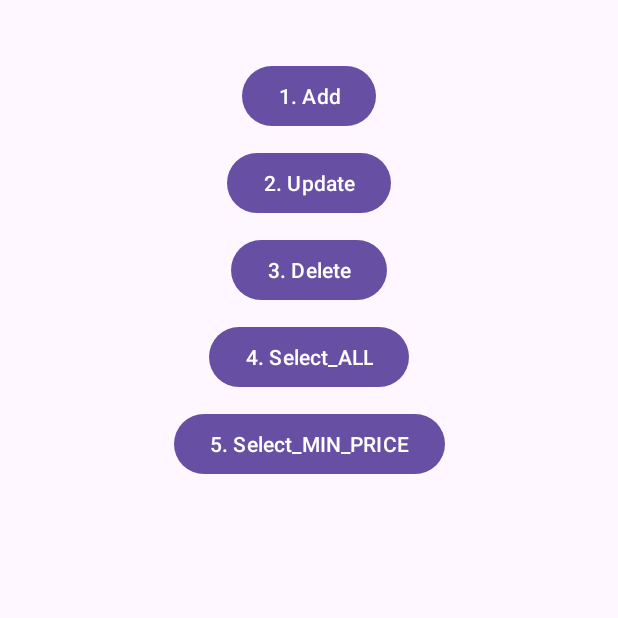
After one commit to zzangse1/Android_EX, an Android app: the RoomExActivity screen opened directly, with no data from a screen before it, on a phone screen of 412 x 824 dp, the top half of it. The commit adds this screen. Run offline under Robolectric (Android 15) with nearby library versions, the phone set to English and light mode, and no system bars; our stand-ins replace Room's generated code.

Commit message:
roomDB EX

```diff
--- a/app/src/main/AndroidManifest.xml
+++ b/app/src/main/AndroidManifest.xml
@@ -21,6 +21,7 @@
 				<category android:name="android.intent.category.LAUNCHER" />
 			</intent-filter>
 		</activity>
+		<activity android:name=".room.RoomExActivity" />
 	</application>
 
 </manifest>
--- /dev/null
+++ b/app/src/main/java/com/zzangse/android_ex/room/RoomExActivity.kt
@@ -0,0 +1,83 @@
+package com.zzangse.android_ex.room
+
+import android.os.Bundle
+import android.util.Log
+import androidx.activity.enableEdgeToEdge
+import androidx.appcompat.app.AppCompatActivity
+import androidx.core.view.ViewCompat
+import androidx.core.view.WindowInsetsCompat
+import androidx.lifecycle.lifecycleScope
+import androidx.room.Room
+import com.zzangse.android_ex.R
+import com.zzangse.android_ex.databinding.ActivityRoomBinding
+import com.zzangse.android_ex.room.data.AppDatabase
+import com.zzangse.android_ex.room.data.Product
+import com.zzangse.android_ex.room.data.ProductDao
+import kotlinx.coroutines.Dispatchers
+import kotlinx.coroutines.launch
+
+class RoomExActivity : AppCompatActivity() {
+    private lateinit var binding: ActivityRoomBinding
+    override fun onCreate(savedInstanceState: Bundle?) {
+        super.onCreate(savedInstanceState)
+
+        setLayout()
+        setRoomDB()
+    }
+
+    private fun setLayout() {
+        enableEdgeToEdge()
+        binding = ActivityRoomBinding.inflate(layoutInflater)
+        setContentView(binding.root)
+        ViewCompat.setOnApplyWindowInsetsListener(findViewById(R.id.room)) { v, insets ->
+            val systemBars = insets.getInsets(WindowInsetsCompat.Type.systemBars())
+            v.setPadding(systemBars.left, systemBars.top, systemBars.right, systemBars.bottom)
+            insets
+        }
+    }
+
+
+    private fun setRoomDB() {
+        val db = Room.databaseBuilder(applicationContext, AppDatabase::class.java, "product-database").fallbackToDestructiveMigration().build()
+        val productDao = db.productDao()
+        onClickAddBtn(productDao)
+    }
+
+    private fun onClickAddBtn(dao: ProductDao) {
+        binding.apply {
+            btnAdd.setOnClickListener {
+                lifecycleScope.launch {
+                    dao.insertAll(
+                        Product(1, "니트", 50000, "A"),
+                        Product(2, "패딩", 150000, "B"),
+                        Product(3, "가디건", 80000, "C"),
+                        Product(4, "목도리", 50000, "D"),
+                        Product(5, "코트", 300000, "E"),
+                    )
+                }
+            }
+            btnUpdate.setOnClickListener {
+                lifecycleScope.launch {
+                    dao.update(Product(2, "패딩", 170000, "B"))
+                }
+            }
+            btnDelete.setOnClickListener {
+                lifecycleScope.launch {
+                    dao.delete(Product(2, "패딩", 150000, "B"))
+                }
+            }
+            btnSelectAll.setOnClickListener {
+                lifecycleScope.launch {
+                    val products = dao.loadAllProducts()
+                    Log.d("Products","product: $products")
+                }
+            }
+            binding.btnSelectMinPrice.setOnClickListener {
+                lifecycleScope.launch {
+                    val products = dao.loadAllProductOverPrice(50000)
+                    Log.d("Products","product: $products")
+                }
+            }
+        }
+    }
+}
--- /dev/null
+++ b/app/src/main/java/com/zzangse/android_ex/room/data/AppDatabase.kt
@@ -0,0 +1,9 @@
+package com.zzangse.android_ex.room.data
+
+import androidx.room.Database
+import androidx.room.RoomDatabase
+
+@Database(entities = [Product::class], version = 2)
+abstract class AppDatabase : RoomDatabase() {
+    abstract fun productDao(): ProductDao
+}
--- /dev/null
+++ b/app/src/main/java/com/zzangse/android_ex/room/data/ProductDao.kt
@@ -0,0 +1,27 @@
+package com.zzangse.android_ex.room.data
+
+import androidx.room.Dao
+import androidx.room.Delete
+import androidx.room.Insert
+import androidx.room.OnConflictStrategy
+import androidx.room.Query
+import androidx.room.Update
+
+@Dao
+interface ProductDao {
+
+    @Insert(onConflict = OnConflictStrategy.REPLACE)
+    suspend fun insertAll(vararg product: Product)
+
+    @Update
+    suspend fun update(vararg product: Product)
+
+    @Delete
+    suspend fun delete(vararg product: Product)
+
+    @Query("SELECT * FROM product ")
+    suspend fun loadAllProducts(): List<Product>
+
+    @Query("SELECT * FROM product WHERE price > :minPrice")
+    suspend fun loadAllProductOverPrice(minPrice: Int): List<Product>
+}
--- a/app/src/main/res/layout/activity_main.xml
+++ b/app/src/main/res/layout/activity_main.xml
@@ -7,11 +7,11 @@
 	android:layout_height="match_parent"
 	tools:context=".MainActivity">
 
-	<TextView
+	<Button
+		android:id="@+id/btn_room"
 		android:layout_width="wrap_content"
 		android:layout_height="wrap_content"
-		android:text="Hello World!"
-		app:layout_constraintBottom_toBottomOf="parent"
+		android:text="RoomDB"
 		app:layout_constraintEnd_toEndOf="parent"
 		app:layout_constraintStart_toStartOf="parent"
 		app:layout_constraintTop_toTopOf="parent" />
--- /dev/null
+++ b/app/src/main/res/layout/activity_room.xml
@@ -0,0 +1,57 @@
+<?xml version="1.0" encoding="utf-8"?>
+<androidx.constraintlayout.widget.ConstraintLayout xmlns:android="http://schemas.android.com/apk/res/android"
+	xmlns:app="http://schemas.android.com/apk/res-auto"
+	android:id="@+id/room"
+	android:layout_width="match_parent"
+	android:layout_height="match_parent">
+
+	<Button
+		android:id="@+id/btn_add"
+		android:layout_width="wrap_content"
+		android:layout_height="wrap_content"
+		android:layout_marginTop="40dp"
+		android:text="@string/room_add_label"
+		app:layout_constraintEnd_toEndOf="parent"
+		app:layout_constraintStart_toStartOf="parent"
+		app:layout_constraintTop_toTopOf="parent" />
+
+	<Button
+		android:id="@+id/btn_update"
+		android:layout_width="wrap_content"
+		android:layout_height="wrap_content"
+		android:layout_marginTop="10dp"
+		android:text="@string/room_update_label"
+		app:layout_constraintEnd_toEndOf="parent"
+		app:layout_constraintStart_toStartOf="parent"
+		app:layout_constraintTop_toBottomOf="@id/btn_add" />
+
+	<Button
+		android:id="@+id/btn_delete"
+		android:layout_width="wrap_content"
+		android:layout_height="wrap_content"
+		android:layout_marginTop="10dp"
+		android:text="@string/room_delete_label"
+		app:layout_constraintEnd_toEndOf="parent"
+		app:layout_constraintStart_toStartOf="parent"
+		app:layout_constraintTop_toBottomOf="@id/btn_update" />
+
+	<Button
+		android:id="@+id/btn_select_all"
+		android:layout_width="wrap_content"
+		android:layout_height="wrap_content"
+		android:layout_marginTop="10dp"
+		android:text="@string/room_select_all"
+		app:layout_constraintEnd_toEndOf="parent"
+		app:layout_constraintStart_toStartOf="parent"
+		app:layout_constraintTop_toBottomOf="@id/btn_delete" />
+
+	<Button
+		android:id="@+id/btn_select_min_price"
+		android:layout_width="wrap_content"
+		android:layout_height="wrap_content"
+		android:layout_marginTop="10dp"
+		android:text="@string/room_select_min_price"
+		app:layout_constraintEnd_toEndOf="parent"
+		app:layout_constraintStart_toStartOf="parent"
+		app:layout_constraintTop_toBottomOf="@id/btn_select_all" />
+</androidx.constraintlayout.widget.ConstraintLayout>
--- a/app/src/main/res/values/strings.xml
+++ b/app/src/main/res/values/strings.xml
@@ -1,3 +1,8 @@
 <resources>
 	<string name="app_name">Android_EX</string>
+	<string name="room_add_label">1. Add</string>
+	<string name="room_update_label">2. Update</string>
+	<string name="room_delete_label">3. Delete</string>
+	<string name="room_select_all">4. Select_ALL</string>
+	<string name="room_select_min_price">5. Select_MIN_PRICE</string>
 </resources>
--- a/build.gradle.kts
+++ b/build.gradle.kts
@@ -2,4 +2,6 @@
 plugins {
     alias(libs.plugins.android.application) apply false
     alias(libs.plugins.kotlin.android) apply false
+    id("com.google.devtools.ksp") version "1.9.24-1.0.20" apply false
+
 }
```
Also changed, not shown: app/build.gradle.kts (+12 -1 lines), app/src/main/java/com/zzangse/android_ex/MainActivity.kt (+21 -1 lines), app/src/main/java/com/zzangse/android_ex/room/data/Product.kt (added, +14 -0 lines).
